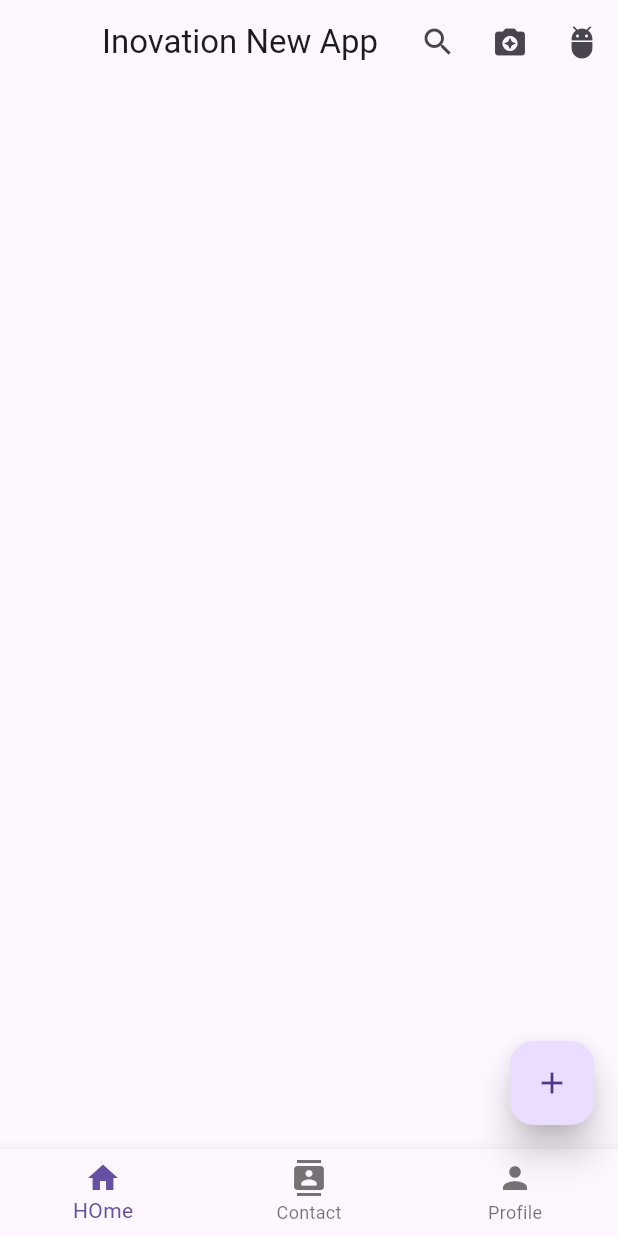
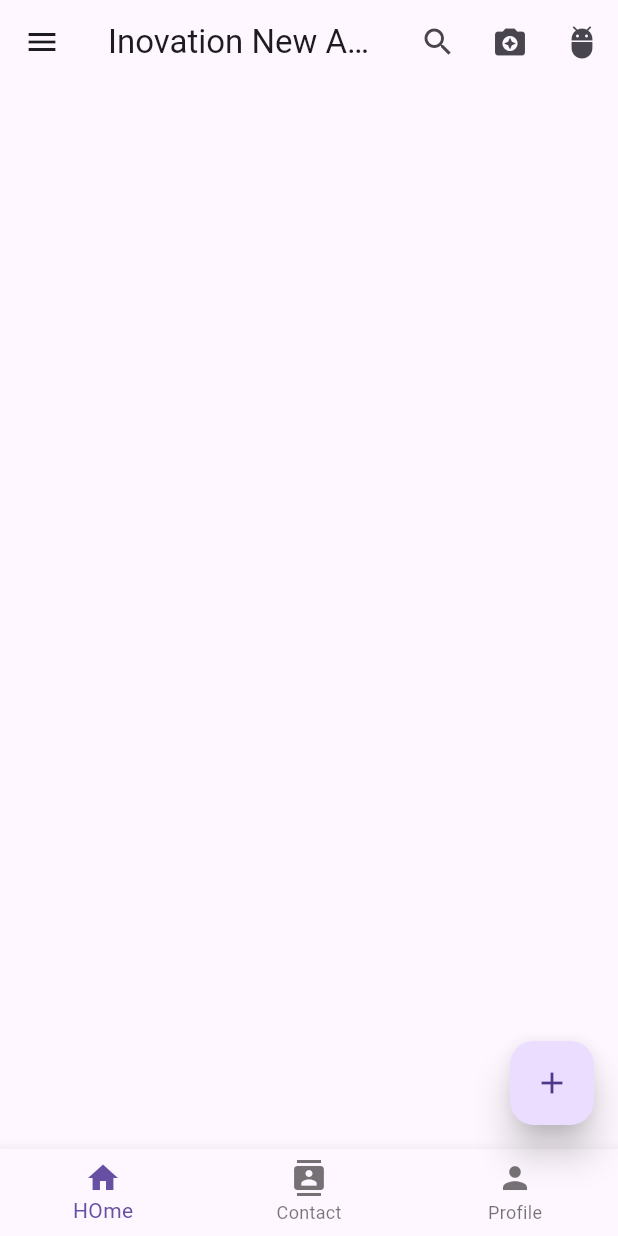
Before and after one commit to RaFiuL-RaZu/app_create, a Flutter app: the screen it shows after launch, on a phone screen of 412 x 824 dp. Run offline on Flutter 3.47's test engine with Material 3 defaults, Android fonts, the phone set to English and light mode, and no system bars.

Commit message:
first commit

```diff
--- a/lib/main.dart
+++ b/lib/main.dart
@@ -72,6 +72,16 @@ class HomeActivity extends StatelessWidget{
           }
         },
       ),
+      drawer: Drawer(
+        child: ListView(
+          children: [
+            DrawerHeader(child: Text("RaFiuL Razu")),
+            ListTile(title: Text("Home")),
+            ListTile(title: Text("Home")),
+            ListTile(title: Text("Home")),
+          ],
+        ),
+      ),
     );
   }
 
```
